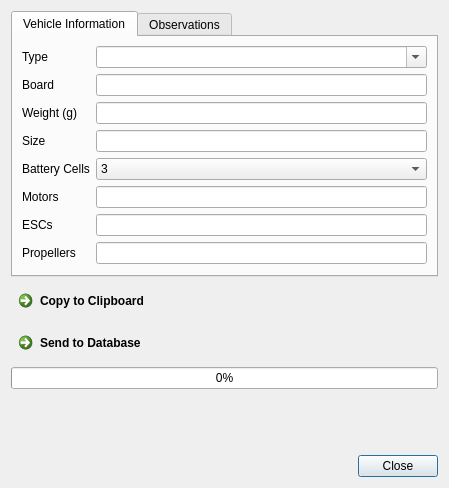
Old version of the form ground/gcs/src/plugins/config/autotuneshareform.ui in the repository d-ronin/dRonin.
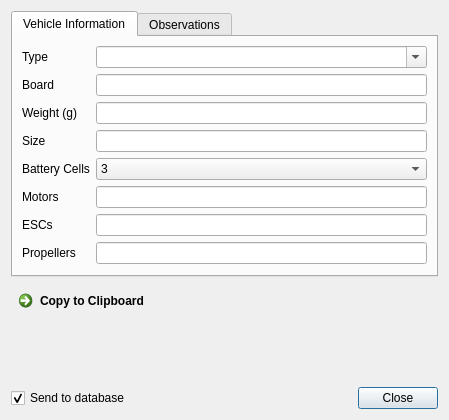
New version of the form. Icons and pictures are not drawn.

Commit message: gcs: autotune: shareform: autoshare on close

```diff
--- a/ground/gcs/src/plugins/config/autotuneshareform.ui
+++ b/ground/gcs/src/plugins/config/autotuneshareform.ui
@@ -7,7 +7,7 @@
     <x>0</x>
     <y>0</y>
     <width>449</width>
-    <height>488</height>
+    <height>420</height>
    </rect>
   </property>
   <property name="windowTitle">
@@ -235,33 +235,6 @@
      </property>
     </widget>
    </item>
-   <item>
-    <widget class="QCommandLinkButton" name="btnDatabase">
-     <property name="toolTip">
-      <string>&lt;html&gt;&lt;head/&gt;&lt;body&gt;&lt;p&gt;Send the results to the dRonin autotune results database. This is used to assess trends. A unique device ID is sent with this data.&lt;/p&gt;&lt;/body&gt;&lt;/html&gt;</string>
-     </property>
-     <property name="text">
-      <string>Send to Database</string>
-     </property>
-     <property name="icon">
-      <iconset resource="configgadget.qrc">
-       <normaloff>:/configgadget/images/ic_cloud_upload_48px.svg</normaloff>:/configgadget/images/ic_cloud_upload_48px.svg</iconset>
-     </property>
-     <property name="autoDefault">
-      <bool>false</bool>
-     </property>
-    </widget>
-   </item>
-   <item>
-    <widget class="QProgressBar" name="progress">
-     <property name="value">
-      <number>0</number>
-     </property>
-     <property name="textVisible">
-      <bool>true</bool>
-     </property>
-    </widget>
-   </item>
    <item>
     <spacer name="verticalSpacer">
      <property name="orientation">
@@ -276,11 +249,37 @@
     </spacer>
    </item>
    <item>
-    <widget class="QDialogButtonBox" name="btnBar">
-     <property name="standardButtons">
-      <set>QDialogButtonBox::Close</set>
+    <layout class="QHBoxLayout" name="horizontalLayout">
+     <property name="topMargin">
+      <number>0</number>
      </property>
-    </widget>
+     <property name="bottomMargin">
+      <number>0</number>
+     </property>
+     <item>
+      <widget class="QCheckBox" name="cbDatabase">
+       <property name="text">
+        <string>Send to database</string>
+       </property>
+       <property name="checked">
+        <bool>true</bool>
+       </property>
+      </widget>
+     </item>
+     <item>
+      <widget class="QDialogButtonBox" name="btnBar">
+       <property name="sizePolicy">
+        <sizepolicy hsizetype="Fixed" vsizetype="Fixed">
+         <horstretch>0</horstretch>
+         <verstretch>0</verstretch>
+        </sizepolicy>
+       </property>
+       <property name="standardButtons">
+        <set>QDialogButtonBox::Close</set>
+       </property>
+      </widget>
+     </item>
+    </layout>
    </item>
   </layout>
  </widget>
```
Left out of the diff: 2 changed lines with no effect on the pictures. The commit also changes 3 other files.
